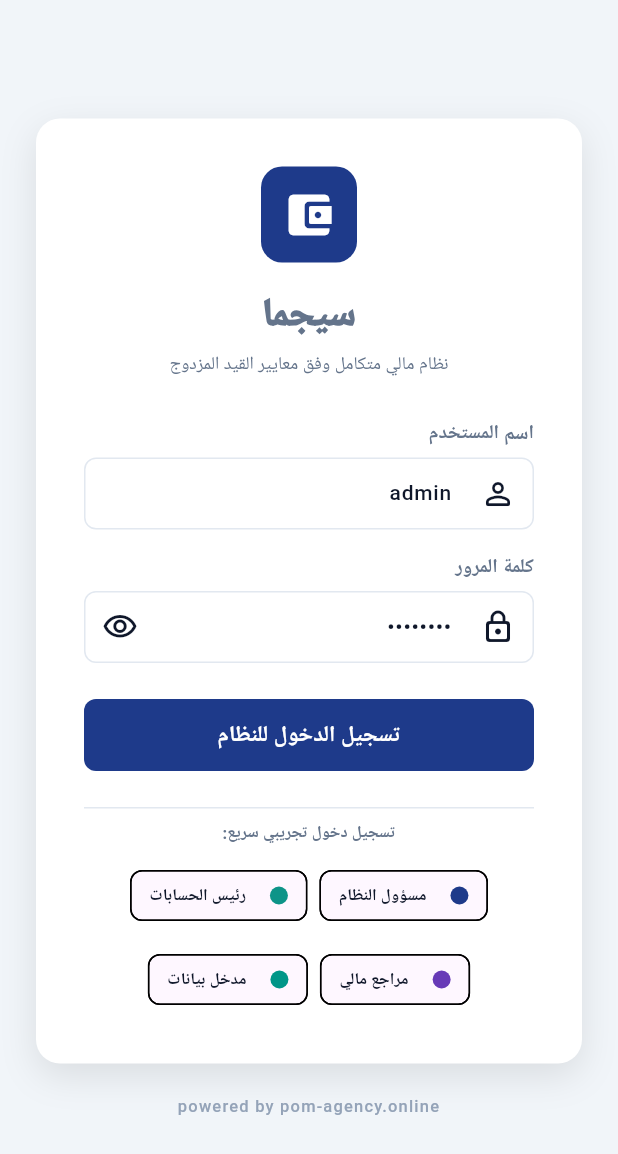
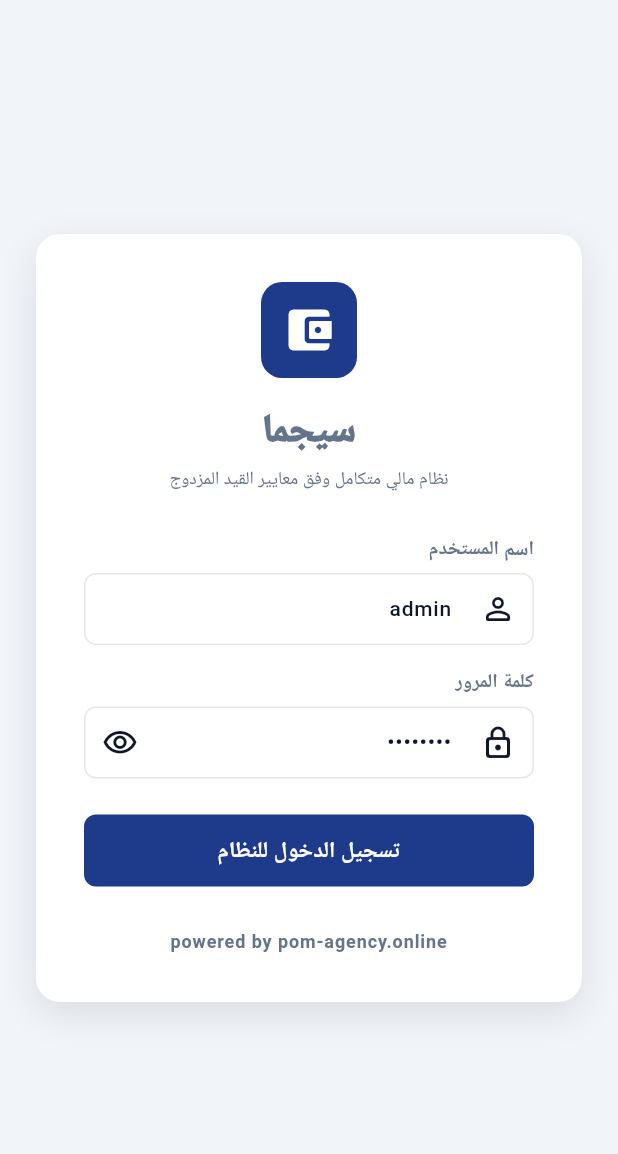
Before and after one commit to workeg-collab/sigma, a Flutter app: the screen it shows after launch, on a phone screen of 412 x 824 dp. Shown: the top 1154 px of the screen. Run offline on Flutter 3.47's test engine with Material 3 defaults, Android fonts, the phone set to English and light mode, and no system bars; our stand-ins replace csv, file_picker, google_fonts, pdf, printing, sqflite and 2 more; missing offline and left inert: excel; accounts and stored records are empty; Roboto replaces fonts that are missing (Cairo).

Commit message:
feat: remove 'للمحاسبة والمقاولات' internally, remove demo login, add powered by pom-agency.online, add no-cache headers

```diff
--- a/lib/core/constants/app_strings.dart
+++ b/lib/core/constants/app_strings.dart
@@ -1,6 +1,6 @@
 class AppStrings {
-  static const String appName = 'سيجما للمحاسبة والمقاولات';
-  static const String appSubtitle = 'نظام محاسبي متكامل للمشروعات والمقاولات';
+  static const String appName = 'سيجما';
+  static const String appSubtitle = 'نظام مالي متكامل وفق معايير القيد المزدوج';
 
   // Navigation
   static const String dashboard = 'لوحة التحكم';
--- a/lib/main.dart
+++ b/lib/main.dart
@@ -82,7 +82,7 @@ class SigmaApp extends StatelessWidget {
     final auth = Provider.of<AuthProvider>(context);
 
     return MaterialApp(
-      title: 'سيجما للمحاسبة والمقاولات',
+      title: 'سيجما',
       debugShowCheckedModeBanner: false,
       theme: AppTheme.lightTheme,
       darkTheme: AppTheme.darkTheme,
--- a/lib/presentation/screens/auth/login_screen.dart
+++ b/lib/presentation/screens/auth/login_screen.dart
@@ -62,12 +62,6 @@ class _LoginScreenState extends State<LoginScreen> {
     }
   }
 
-  void _quickFill(String user, String pass) {
-    _usernameController.text = user;
-    _passwordController.text = pass;
-    _handleLogin();
-  }
-
   @override
   Widget build(BuildContext context) {
     final theme = Theme.of(context);
@@ -78,11 +72,8 @@ class _LoginScreenState extends State<LoginScreen> {
       body: Center(
         child: SingleChildScrollView(
           padding: const EdgeInsets.all(24),
-          child: Column(
-            mainAxisSize: MainAxisSize.min,
-            children: [
-              Container(
-                width: 440,
+          child: Container(
+            width: 440,
             padding: const EdgeInsets.all(32),
             decoration: BoxDecoration(
               color: isDark ? const Color(0xFF1E293B) : Colors.white,
@@ -208,62 +199,23 @@ class _LoginScreenState extends State<LoginScreen> {
                           style: TextStyle(fontSize: 15, fontWeight: FontWeight.w700),
                         ),
                 ),
-                const SizedBox(height: 24),
-
-                // Demo Accounts Shortcut
-                const Divider(),
-                const SizedBox(height: 8),
+                const SizedBox(height: 28),
                 Center(
                   child: Text(
-                    'تسجيل دخول تجريبي سريع:',
+                    'powered by pom-agency.online',
                     style: TextStyle(
-                      fontSize: 11,
+                      fontSize: 12,
                       fontWeight: FontWeight.w600,
                       color: isDark ? const Color(0xFF94A3B8) : const Color(0xFF64748B),
+                      letterSpacing: 0.6,
                     ),
                   ),
-                ),
-                const SizedBox(height: 10),
-                Wrap(
-                  spacing: 8,
-                  runSpacing: 8,
-                  alignment: WrapAlignment.center,
-                  children: [
-                    _demoChip('مسؤول النظام', 'admin', 'admin123', AppColors.primary),
-                    _demoChip('رئيس الحسابات', 'accountant', 'acc123', AppColors.secondary),
-                    _demoChip('مراجع مالي', 'reviewer', 'rev123', Colors.deepPurple),
-                    _demoChip('مدخل بيانات', 'data_entry', 'entry123', Colors.teal),
-                  ],
                 ),
               ],
             ),
           ),
-          const SizedBox(height: 20),
-          Text(
-            'powered by pom-agency.online',
-            style: TextStyle(
-              fontSize: 11,
-              fontWeight: FontWeight.w500,
-              color: isDark ? const Color(0xFF64748B) : const Color(0xFF94A3B8),
-              letterSpacing: 0.8,
-            ),
-          ),
-        ],
+        ),
       ),
-    ),
-  ),
-);
-  }
-
-  Widget _demoChip(String label, String user, String pass, Color color) {
-    return ActionChip(
-      avatar: CircleAvatar(
-        radius: 6,
-        backgroundColor: color,
-      ),
-      label: Text(label, style: const TextStyle(fontSize: 11, fontWeight: FontWeight.w600)),
-      onPressed: () => _quickFill(user, pass),
-      padding: const EdgeInsets.symmetric(horizontal: 4, vertical: 2),
     );
   }
 }
```
Also changed, not shown: lib/presentation/widgets/app_sidebar.dart (+5 -4 lines), vercel.json, 2 other files.
